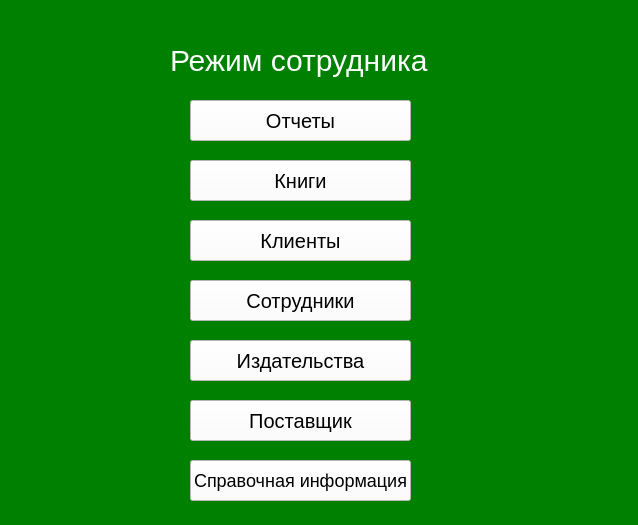
The window that EmployeeWindow/employeewindow.ui (FireSpirit171/BookShop) describes before a commit, drawn with Qt 5.
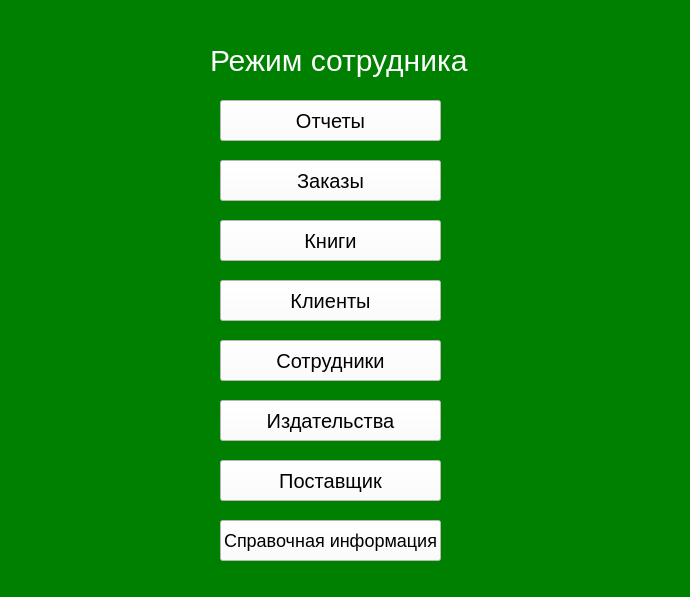
The same window after the commit.

Commit message: Форма заказа

Patch:
```diff
--- a/EmployeeWindow/employeewindow.ui
+++ b/EmployeeWindow/employeewindow.ui
@@ -6,8 +6,8 @@
    <rect>
     <x>0</x>
     <y>0</y>
-    <width>638</width>
-    <height>525</height>
+    <width>690</width>
+    <height>597</height>
    </rect>
   </property>
   <property name="windowTitle">
@@ -19,7 +19,7 @@
   <widget class="QPushButton" name="reports">
    <property name="geometry">
     <rect>
-     <x>190</x>
+     <x>220</x>
      <y>100</y>
      <width>221</width>
      <height>41</height>
@@ -37,7 +37,7 @@
   <widget class="QLabel" name="label">
    <property name="geometry">
     <rect>
-     <x>170</x>
+     <x>210</x>
      <y>40</y>
      <width>271</width>
      <height>41</height>
@@ -54,8 +54,8 @@
   <widget class="QPushButton" name="publisher">
    <property name="geometry">
     <rect>
-     <x>190</x>
-     <y>340</y>
+     <x>220</x>
+     <y>400</y>
      <width>221</width>
      <height>41</height>
     </rect>
@@ -72,8 +72,8 @@
   <widget class="QPushButton" name="supplier">
    <property name="geometry">
     <rect>
-     <x>190</x>
-     <y>400</y>
+     <x>220</x>
+     <y>460</y>
      <width>221</width>
      <height>41</height>
     </rect>
@@ -90,8 +90,8 @@
   <widget class="QPushButton" name="client">
    <property name="geometry">
     <rect>
-     <x>190</x>
-     <y>220</y>
+     <x>220</x>
+     <y>280</y>
      <width>221</width>
      <height>41</height>
     </rect>
@@ -108,8 +108,8 @@
   <widget class="QPushButton" name="seller">
    <property name="geometry">
     <rect>
-     <x>190</x>
-     <y>280</y>
+     <x>220</x>
+     <y>340</y>
      <width>221</width>
      <height>41</height>
     </rect>
@@ -126,8 +126,8 @@
   <widget class="QPushButton" name="information">
    <property name="geometry">
     <rect>
-     <x>190</x>
-     <y>460</y>
+     <x>220</x>
+     <y>520</y>
      <width>221</width>
      <height>41</height>
     </rect>
@@ -144,8 +144,8 @@
   <widget class="QPushButton" name="book">
    <property name="geometry">
     <rect>
-     <x>190</x>
-     <y>160</y>
+     <x>220</x>
+     <y>220</y>
      <width>221</width>
      <height>41</height>
     </rect>
@@ -159,6 +159,24 @@
     <string>Книги</string>
    </property>
   </widget>
+  <widget class="QPushButton" name="orders">
+   <property name="geometry">
+    <rect>
+     <x>220</x>
+     <y>160</y>
+     <width>221</width>
+     <height>41</height>
+    </rect>
+   </property>
+   <property name="styleSheet">
+    <string notr="true">background-color: white;
+color:black;
+font-size:20px</string>
+   </property>
+   <property name="text">
+    <string>Заказы</string>
+   </property>
+  </widget>
  </widget>
  <resources/>
  <connections/>
```
The commit also changes 6 other files.
